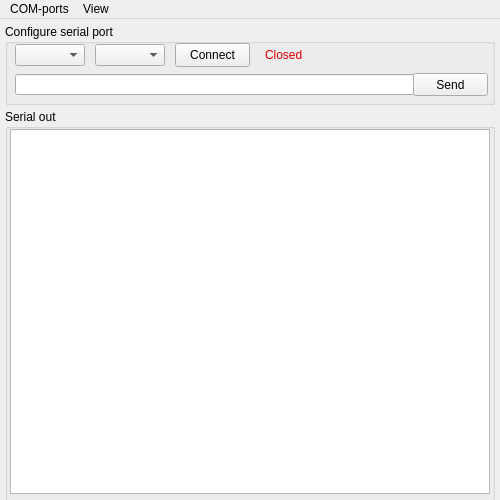
Old version of the form gui.ui in the repository gug2/COM-parser.
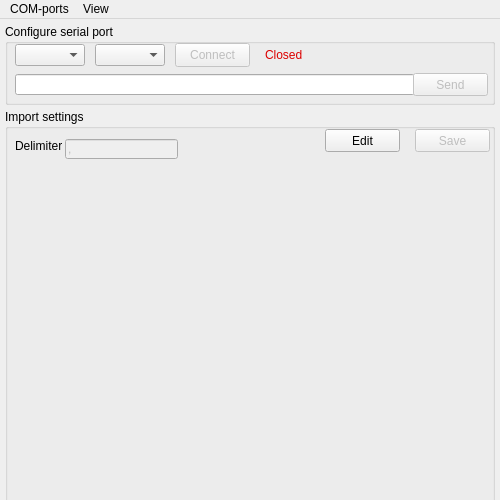
New version of the form.

```diff
--- a/gui.ui
+++ b/gui.ui
@@ -42,6 +42,9 @@
      <bool>false</bool>
     </property>
     <widget class="QPushButton" name="connectButton">
+     <property name="enabled">
+      <bool>false</bool>
+     </property>
      <property name="geometry">
       <rect>
        <x>170</x>
@@ -103,6 +106,9 @@
      </property>
     </widget>
     <widget class="QPushButton" name="serialSendButton">
+     <property name="enabled">
+      <bool>false</bool>
+     </property>
      <property name="geometry">
       <rect>
        <x>408</x>
@@ -157,30 +163,75 @@
      </rect>
     </property>
     <property name="title">
-     <string>Serial out</string>
+     <string>Import settings</string>
     </property>
     <property name="flat">
      <bool>true</bool>
     </property>
-    <widget class="QPlainTextEdit" name="serialOut">
+    <widget class="QLineEdit" name="lineEdit">
+     <property name="enabled">
+      <bool>false</bool>
+     </property>
      <property name="geometry">
       <rect>
-       <x>5</x>
+       <x>60</x>
+       <y>30</y>
+       <width>113</width>
+       <height>20</height>
+      </rect>
+     </property>
+     <property name="text">
+      <string>,</string>
+     </property>
+    </widget>
+    <widget class="QLabel" name="label">
+     <property name="geometry">
+      <rect>
+       <x>10</x>
+       <y>30</y>
+       <width>47</width>
+       <height>13</height>
+      </rect>
+     </property>
+     <property name="text">
+      <string>Delimiter</string>
+     </property>
+    </widget>
+    <widget class="QPushButton" name="pushButton">
+     <property name="enabled">
+      <bool>false</bool>
+     </property>
+     <property name="geometry">
+      <rect>
+       <x>410</x>
        <y>20</y>
-       <width>480</width>
-       <height>365</height>
+       <width>75</width>
+       <height>23</height>
       </rect>
      </property>
-     <property name="readOnly">
-      <bool>true</bool>
+     <property name="text">
+      <string>Save</string>
      </property>
-     <property name="plainText">
-      <string/>
+     <property name="autoDefault">
+      <bool>false</bool>
      </property>
-     <property name="centerOnScroll">
+     <property name="flat">
       <bool>false</bool>
      </property>
     </widget>
+    <widget class="QPushButton" name="pushButton_2">
+     <property name="geometry">
+      <rect>
+       <x>320</x>
+       <y>20</y>
+       <width>75</width>
+       <height>23</height>
+      </rect>
+     </property>
+     <property name="text">
+      <string>Edit</string>
+     </property>
+    </widget>
    </widget>
   </widget>
   <widget class="QMenuBar" name="menu">
```
Left out of the diff: 9 changed lines with no effect on the pictures.
